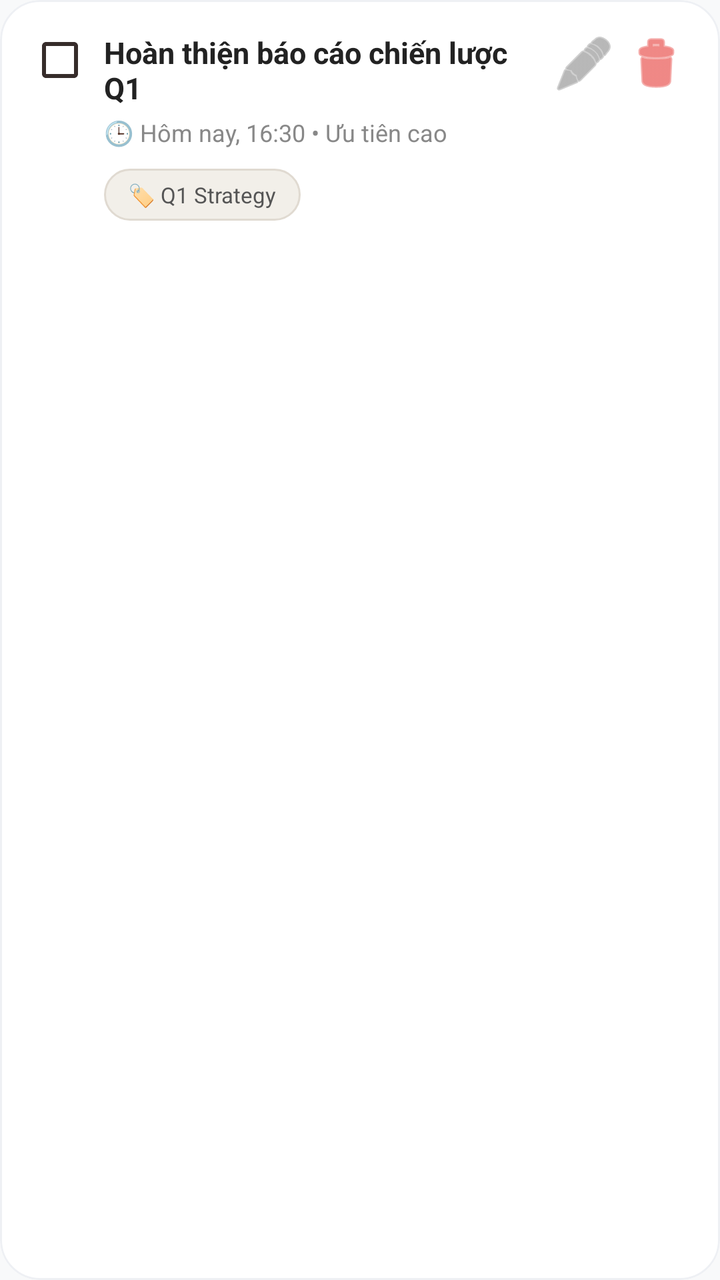
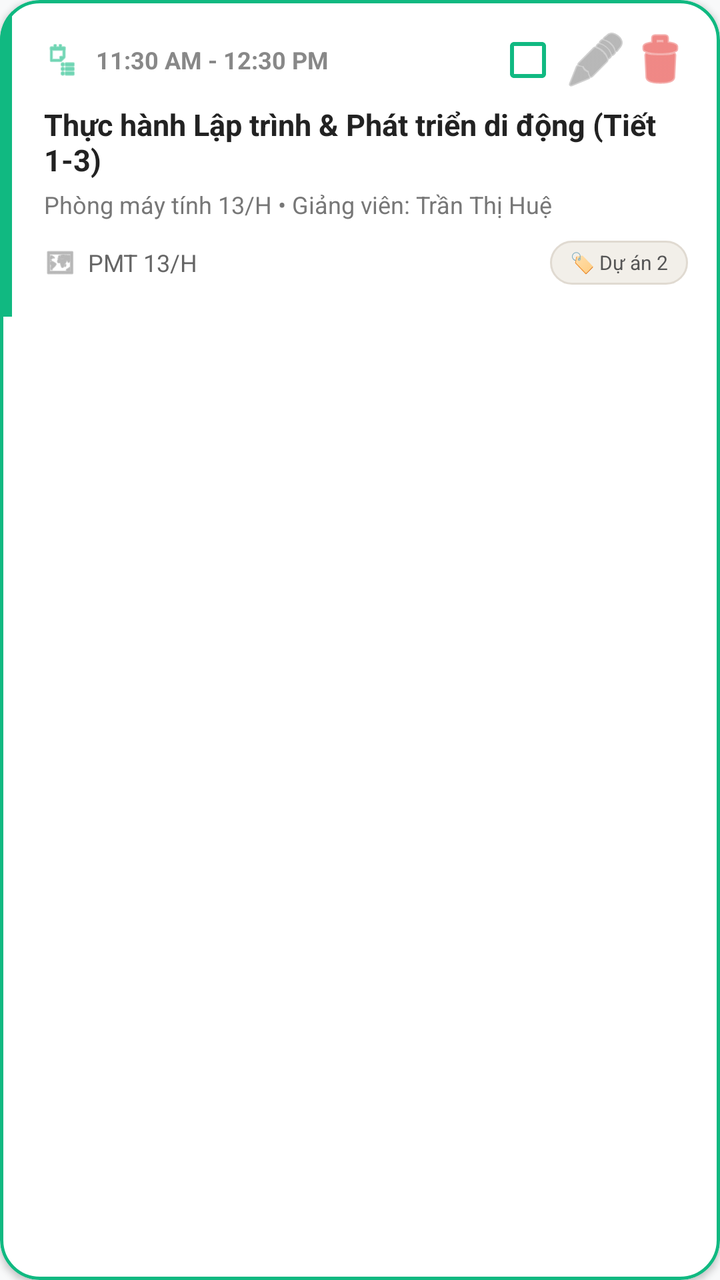

Before-and-after screenshots of an Android layout around one commit, followed by the original layout XML and the change that was made.
<!-- AndroidManifest.xml: application theme Theme.MyApplication -->
<!-- res/layout/item_task.xml -->
<?xml version="1.0" encoding="utf-8"?>
<com.google.android.material.card.MaterialCardView
    xmlns:android="http://schemas.android.com/apk/res/android"
    xmlns:app="http://schemas.android.com/apk/res-auto"
    android:layout_width="match_parent"
    android:layout_height="wrap_content"
    android:layout_marginBottom="12dp"
    app:cardBackgroundColor="#FFFFFF"
    app:cardCornerRadius="20dp"
    app:cardElevation="0dp"
    app:strokeColor="#EEF0F4"
    app:strokeWidth="1dp">

    <androidx.constraintlayout.widget.ConstraintLayout
        android:layout_width="match_parent"
        android:layout_height="wrap_content"
        android:padding="16dp">

        
        <CheckBox
            android:id="@+id/cbTaskStatus"
            android:layout_width="28dp"
            android:layout_height="28dp"
            android:buttonTint="#362C2A"
            app:layout_constraintStart_toStartOf="parent"
            app:layout_constraintTop_toTopOf="parent" />

        
        <TextView
            android:id="@+id/tvTaskTitle"
            android:layout_width="0dp"
            android:layout_height="wrap_content"
            android:layout_marginStart="8dp"
            android:layout_marginEnd="8dp"
            android:text="Hoàn thiện báo cáo chiến lược Q1"
            android:textColor="#222222"
            android:textSize="15sp"
            android:textStyle="bold"
            app:layout_constraintEnd_toStartOf="@id/layoutItemActions"
            app:layout_constraintStart_toEndOf="@id/cbTaskStatus"
            app:layout_constraintTop_toTopOf="parent" />

        
        <TextView
            android:id="@+id/tvTaskTime"
            android:layout_width="0dp"
            android:layout_height="wrap_content"
            android:layout_marginStart="8dp"
            android:layout_marginTop="4dp"
            android:layout_marginEnd="8dp"
            android:text="🕒 Hôm nay, 16:30 • Ưu tiên cao"
            android:textColor="#888888"
            android:textSize="12sp"
            app:layout_constraintEnd_toStartOf="@id/layoutItemActions"
            app:layout_constraintStart_toEndOf="@id/cbTaskStatus"
            app:layout_constraintTop_toBottomOf="@id/tvTaskTitle" />

        
        <TextView
            android:id="@+id/tvCategoryPill"
            android:layout_width="wrap_content"
            android:layout_height="26dp"
            android:layout_marginStart="8dp"
            android:layout_marginTop="10dp"
            android:background="@drawable/bg_pill_light"
            android:gravity="center"
            android:paddingHorizontal="12dp"
            android:text="🏷 Q1 Strategy"
            android:textColor="#555555"
            android:textSize="11sp"
            app:layout_constraintStart_toEndOf="@id/cbTaskStatus"
            app:layout_constraintTop_toBottomOf="@id/tvTaskTime" />

        
        <TextView
            android:id="@+id/tvTaskDesc"
            android:layout_width="0dp"
            android:layout_height="wrap_content"
            android:visibility="gone"
            app:layout_constraintStart_toStartOf="parent"
            app:layout_constraintTop_toTopOf="parent" />

        <TextView
            android:id="@+id/tvTaskLocation"
            android:layout_width="wrap_content"
            android:layout_height="wrap_content"
            android:visibility="gone" />

        <View
            android:id="@+id/viewPriorityColor"
            android:layout_width="1dp"
            android:layout_height="1dp"
            android:visibility="gone" />

        
        <LinearLayout
            android:id="@+id/layoutItemActions"
            android:layout_width="wrap_content"
            android:layout_height="wrap_content"
            android:gravity="center_vertical"
            android:orientation="horizontal"
            app:layout_constraintEnd_toEndOf="parent"
            app:layout_constraintTop_toTopOf="parent">

            <ImageButton
                android:id="@+id/btnEditTask"
                android:layout_width="32dp"
                android:layout_height="32dp"
                android:background="?android:attr/selectableItemBackgroundBorderless"
                android:src="@android:drawable/ic_menu_edit"
                app:tint="#888888" />

            <ImageButton
                android:id="@+id/btnDeleteTask"
                android:layout_width="32dp"
                android:layout_height="32dp"
                android:layout_marginStart="4dp"
                android:background="?android:attr/selectableItemBackgroundBorderless"
                android:src="@android:drawable/ic_menu_delete"
                app:tint="#E53935" />
        </LinearLayout>

    </androidx.constraintlayout.widget.ConstraintLayout>
</com.google.android.material.card.MaterialCardView>
<!-- resources referenced by this layout -->
<resources>
  <!-- drawable bg_pill_light (drawable) -->
  <?xml version="1.0" encoding="utf-8"?>
  <shape xmlns:android="http://schemas.android.com/apk/res/android"
      android:shape="rectangle">
      <corners android:radius="100dp" />
      <solid android:color="#F2EFE9" />
      <stroke android:width="1dp" android:color="#E0DAD1" />
  </shape>
  <style name="Theme.MyApplication" parent="Base.Theme.MyApplication" />
  <style name="Base.Theme.MyApplication" parent="Theme.Material3.DayNight.NoActionBar">
          <item name="android:windowBackground">@color/bg_main</item>
          <item name="android:textColorPrimary">@color/text_primary</item>
          <item name="android:textColorSecondary">@color/text_secondary</item>
      </style>
  <color name="bg_main">#F8F9FA</color>
  <color name="text_primary">#222222</color>
  <color name="text_secondary">#777777</color>
</resources>

<!-- the commit's change to res/layout/item_task.xml (unified diff, before → after) -->
@@ -2,123 +2,143 @@
 <com.google.android.material.card.MaterialCardView
     xmlns:android="http://schemas.android.com/apk/res/android"
     xmlns:app="http://schemas.android.com/apk/res-auto"
+    android:id="@+id/cardTaskItem"
     android:layout_width="match_parent"
     android:layout_height="wrap_content"
-    android:layout_marginBottom="12dp"
-    app:cardBackgroundColor="#FFFFFF"
+    android:layout_marginBottom="14dp"
+    app:cardBackgroundColor="@color/card_bg"
     app:cardCornerRadius="20dp"
-    app:cardElevation="0dp"
-    app:strokeColor="#EEF0F4"
-    app:strokeWidth="1dp">
+    app:cardElevation="2dp"
+    app:strokeColor="#10B981"
+    app:strokeWidth="1.5dp">
 
-    <androidx.constraintlayout.widget.ConstraintLayout
+    <LinearLayout
         android:layout_width="match_parent"
         android:layout_height="wrap_content"
-        android:padding="16dp">
+        android:orientation="horizontal">
 
         
-        <CheckBox
-            android:id="@+id/cbTaskStatus"
-            android:layout_width="28dp"
-            android:layout_height="28dp"
-            android:buttonTint="#362C2A"
-            app:layout_constraintStart_toStartOf="parent"
-            app:layout_constraintTop_toTopOf="parent" />
+        <View
+            android:id="@+id/viewCategoryAccent"
+            android:layout_width="6dp"
+            android:layout_height="match_parent"
+            android:background="#10B981" />
 
-        
-        <TextView
-            android:id="@+id/tvTaskTitle"
-            android:layout_width="0dp"
+        <LinearLayout
+            android:layout_width="match_parent"
             android:layout_height="wrap_content"
-            android:layout_marginStart="8dp"
-            android:layout_marginEnd="8dp"
-            android:text="Hoàn thiện báo cáo chiến lược Q1"
-            android:textColor="#222222"
-            android:textSize="15sp"
-            android:textStyle="bold"
-            app:layout_constraintEnd_toStartOf="@id/layoutItemActions"
-            app:layout_constraintStart_toEndOf="@id/cbTaskStatus"
-            app:layout_constraintTop_toTopOf="parent" />
+            android:orientation="vertical"
+            android:padding="16dp">
 
-        
-        <TextView
-            android:id="@+id/tvTaskTime"
-            android:layout_width="0dp"
-            android:layout_height="wrap_content"
-            android:layout_marginStart="8dp"
-            android:layout_marginTop="4dp"
-            android:layout_marginEnd="8dp"
-            android:text="🕒 Hôm nay, 16:30 • Ưu tiên cao"
-            android:textColor="#888888"
-            android:textSize="12sp"
-            app:layout_constraintEnd_toStartOf="@id/layoutItemActions"
-            app:layout_constraintStart_toEndOf="@id/cbTaskStatus"
-            app:layout_constraintTop_toBottomOf="@id/tvTaskTitle" />
+            
+            <LinearLayout
+                android:layout_width="match_parent"
+                android:layout_height="wrap_content"
+                android:gravity="center_vertical"
+                android:orientation="horizontal">
 
-        
-        <TextView
-            android:id="@+id/tvCategoryPill"
-            android:layout_width="wrap_content"
-            android:layout_height="26dp"
-            android:layout_marginStart="8dp"
-            android:layout_marginTop="10dp"
-            android:background="@drawable/bg_pill_light"
-            android:gravity="center"
-            android:paddingHorizontal="12dp"
-            android:text="🏷 Q1 Strategy"
-            android:textColor="#555555"
-            android:textSize="11sp"
-            app:layout_constraintStart_toEndOf="@id/cbTaskStatus"
-            app:layout_constraintTop_toBottomOf="@id/tvTaskTime" />
+                <ImageView
+                    android:id="@+id/imgCategoryIcon"
+                    android:layout_width="18dp"
+                    android:layout_height="18dp"
+                    android:src="@android:drawable/ic_menu_agenda"
+                    app:tint="#10B981" />
 
-        
-        <TextView
-            android:id="@+id/tvTaskDesc"
-            android:layout_width="0dp"
-            android:layout_height="wrap_content"
-            android:visibility="gone"
-            app:layout_constraintStart_toStartOf="parent"
-            app:layout_constraintTop_toTopOf="parent" />
+                <TextView
+                    android:id="@+id/tvTaskTime"
+                    android:layout_width="0dp"
+                    android:layout_height="wrap_content"
+                    android:layout_marginStart="8dp"
+                    android:layout_weight="1"
+                    android:text="11:30 AM - 12:30 PM"
+                    android:textColor="#888888"
+                    android:textSize="12sp"
+                    android:textStyle="bold" />
 
-        <TextView
-            android:id="@+id/tvTaskLocation"
-            android:layout_width="wrap_content"
-            android:layout_height="wrap_content"
-            android:visibility="gone" />
+                <CheckBox
+                    android:id="@+id/cbTaskStatus"
+                    android:layout_width="24dp"
+                    android:layout_height="24dp"
+                    android:layout_marginEnd="8dp"
+                    android:buttonTint="#10B981" />
 
-        <View
-            android:id="@+id/viewPriorityColor"
-            android:layout_width="1dp"
-            android:layout_height="1dp"
-            android:visibility="gone" />
+                <ImageButton
+                    android:id="@+id/btnEditTask"
+                    android:layout_width="28dp"
+                    android:layout_height="28dp"
+                    android:background="?android:attr/selectableItemBackgroundBorderless"
+                    android:src="@android:drawable/ic_menu_edit"
+                    app:tint="#888888" />
 
-        
-        <LinearLayout
-            android:id="@+id/layoutItemActions"
-            android:layout_width="wrap_content"
-            android:layout_height="wrap_content"
-            android:gravity="center_vertical"
-            android:orientation="horizontal"
-            app:layout_constraintEnd_toEndOf="parent"
-            app:layout_constraintTop_toTopOf="parent">
+                <ImageButton
+                    android:id="@+id/btnDeleteTask"
+                    android:layout_width="28dp"
+                    android:layout_height="28dp"
+                    android:layout_marginStart="4dp"
+                    android:background="?android:attr/selectableItemBackgroundBorderless"
+                    android:src="@android:drawable/ic_menu_delete"
+                    app:tint="#E53935" />
+            </LinearLayout>
 
-            <ImageButton
-                android:id="@+id/btnEditTask"
-                android:layout_width="32dp"
-                android:layout_height="32dp"
-                android:background="?android:attr/selectableItemBackgroundBorderless"
-                android:src="@android:drawable/ic_menu_edit"
-                app:tint="#888888" />
+            
+            <TextView
+                android:id="@+id/tvTaskTitle"
+                android:layout_width="match_parent"
+                android:layout_height="wrap_content"
+                android:layout_marginTop="8dp"
+                android:text="Thực hành Lập trình &amp; Phát triển di động (Tiết 1-3)"
+                android:textColor="@color/text_primary"
+                android:textSize="15sp"
+                android:textStyle="bold" />
 
-            <ImageButton
-                android:id="@+id/btnDeleteTask"
-                android:layout_width="32dp"
-                android:layout_height="32dp"
-                android:layout_marginStart="4dp"
-                android:background="?android:attr/selectableItemBackgroundBorderless"
-                android:src="@android:drawable/ic_menu_delete"
-                app:tint="#E53935" />
+            
+            <TextView
+                android:id="@+id/tvTaskDesc"
+                android:layout_width="match_parent"
+                android:layout_height="wrap_content"
+                android:layout_marginTop="4dp"
+                android:ellipsize="end"
+                android:maxLines="2"
+                android:text="Phòng máy tính 13/H • Giảng viên: Trần Thị Huệ"
+                android:textColor="@color/text_secondary"
+                android:textSize="12sp" />
+
+            
+            <LinearLayout
+                android:layout_width="match_parent"
+                android:layout_height="wrap_content"
+                android:layout_marginTop="10dp"
+                android:gravity="center_vertical"
+                android:orientation="horizontal">
+
+                <ImageView
+                    android:layout_width="16dp"
+                    android:layout_height="16dp"
+                    android:src="@android:drawable/ic_menu_mapmode"
+                    app:tint="#888888" />
+
+                <TextView
+                    android:id="@+id/tvTaskLocation"
+                    android:layout_width="0dp"
+                    android:layout_height="wrap_content"
+                    android:layout_marginStart="6dp"
+                    android:layout_weight="1"
+                    android:text="PMT 13/H"
+                    android:textColor="#666666"
+                    android:textSize="12sp" />
+
+                <TextView
+                    android:id="@+id/tvCategoryPill"
+                    android:layout_width="wrap_content"
+                    android:layout_height="22dp"
+                    android:background="@drawable/bg_pill_light"
+                    android:gravity="center"
+                    android:paddingHorizontal="10dp"
+                    android:text="🏷 Dự án 2"
+                    android:textColor="#555555"
+                    android:textSize="10sp" />
+            </LinearLayout>
+
         </LinearLayout>
-
-    </androidx.constraintlayout.widget.ConstraintLayout>
+    </LinearLayout>
 </com.google.android.material.card.MaterialCardView>
<!-- resource entries referenced after the edit -->
@@ -1,5 +1,6 @@
 <!-- resources referenced by this layout -->
 <resources>
+  <color name="card_bg">#FFFFFF</color>
   <!-- drawable bg_pill_light (drawable) -->
   <?xml version="1.0" encoding="utf-8"?>
   <shape xmlns:android="http://schemas.android.com/apk/res/android"
